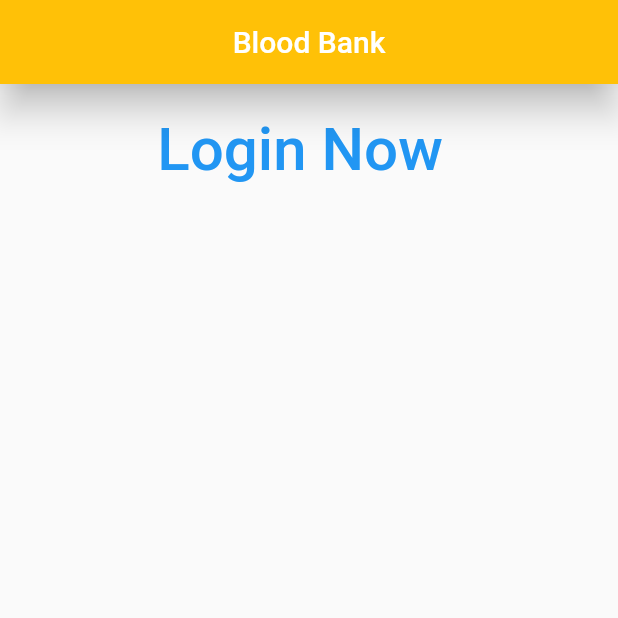
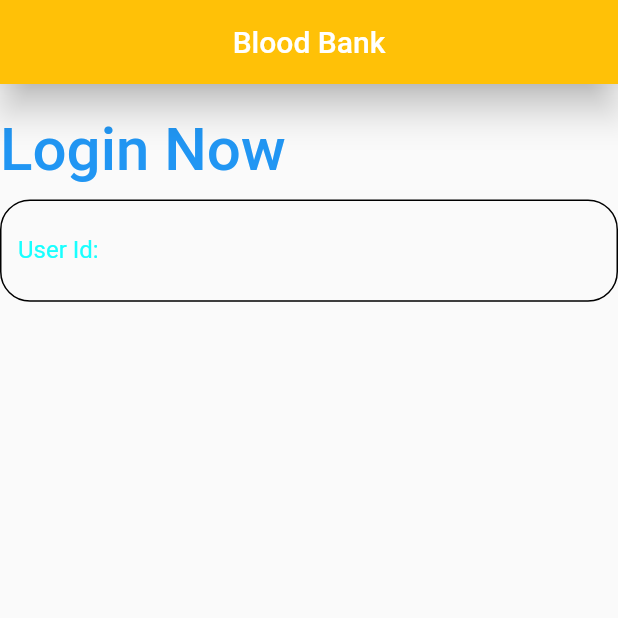
Before and after one commit to vatiza/BloodBank, a Flutter app: the screen it shows after launch, on a phone screen of 412 x 824 dp, the top half of it. Run offline on Flutter 3.47's test engine with Material 2 defaults, Android fonts, the phone set to English and light mode, and no system bars.

Commit message:
lates_Edit

```diff
--- a/lib/LoginPage.dart
+++ b/lib/LoginPage.dart
@@ -20,23 +20,37 @@ class LoginPage extends StatelessWidget {
       elevation: 10,
       ),
       body: Column(
+        crossAxisAlignment:CrossAxisAlignment.start,
         children: [
-      // Padding(
-      //   padding: const EdgeInsets.only(top: 20, ),
-      // ),
       Padding(padding: const EdgeInsets.only(top: 20, right: 400),
       ),
           Text("Login Now",
-
           style: TextStyle(fontSize: 40,color: Colors.blue,
           fontWeight: FontWeight.w500,
+          ),
+        ),
+    SizedBox(height: 10,),
+    TextField(
+      decoration: InputDecoration(
+        prefix: Icon(
+          Icons.lock,),
+          enabledBorder: OutlineInputBorder(
+            borderRadius: BorderRadius.circular(20),
+
+          ),label: Text("User Id:",
+          style: TextStyle(color: Colors.cyanAccent,),
+
+          ),
+          hintText: "User Id",hintStyle: TextStyle(color: Colors.black)
+      ),
+
+    )
 
 
-          ),
 
-        ),
+
+
         ],
-
       ),
     );
   }
--- /dev/null
+++ b/lib/d.dart
@@ -0,0 +1,3 @@
+void main(List<String> args) {
+  print("hll");
+}
```
